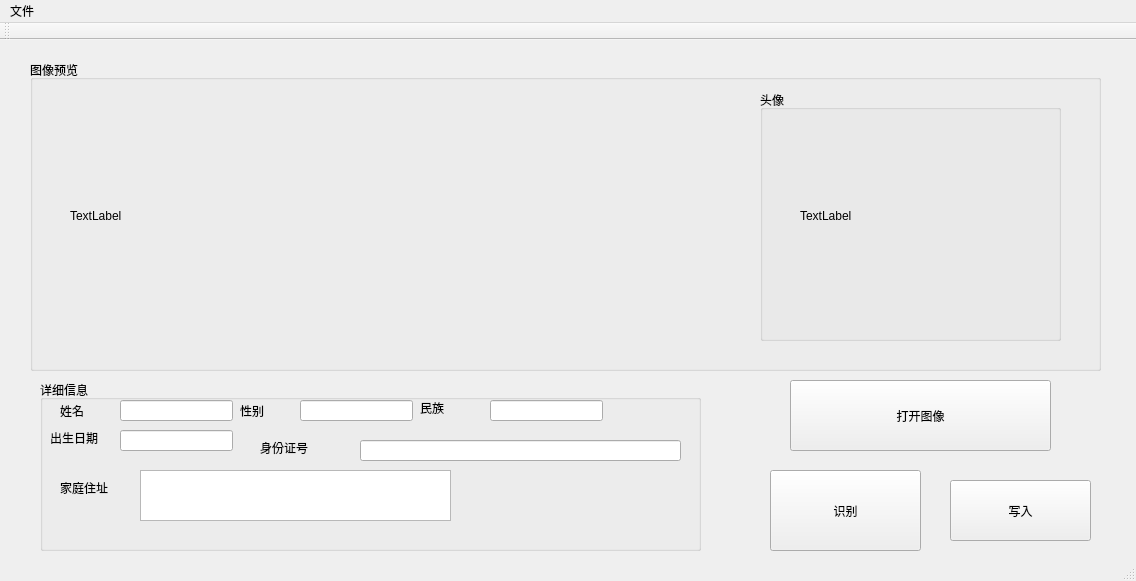
This is mainwindow.ui in worlddog/-idinfo as Qt 5 draws it before an edit. The edited form follows.
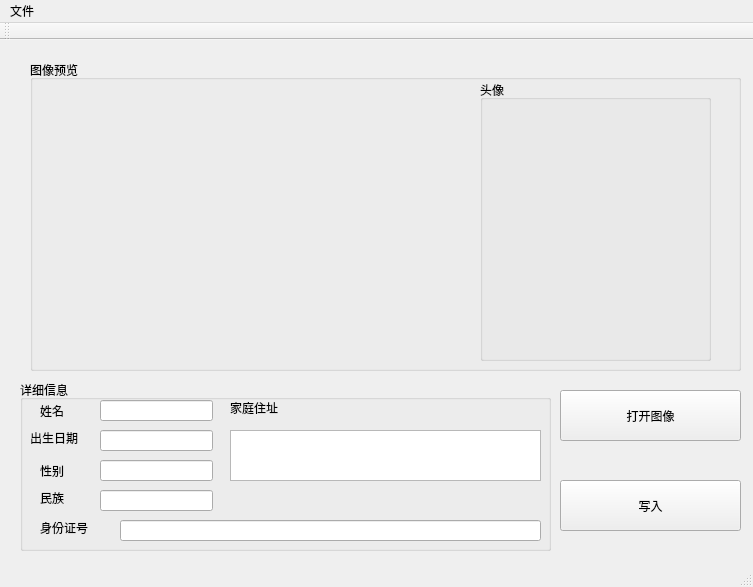
This is the edited form.

```diff
--- a/mainwindow.ui
+++ b/mainwindow.ui
@@ -6,8 +6,8 @@
    <rect>
     <x>0</x>
     <y>0</y>
-    <width>1136</width>
-    <height>581</height>
+    <width>753</width>
+    <height>587</height>
    </rect>
   </property>
   <property name="windowTitle">
@@ -19,7 +19,7 @@
      <rect>
       <x>30</x>
       <y>20</y>
-      <width>1071</width>
+      <width>711</width>
       <height>311</height>
      </rect>
     </property>
@@ -29,10 +29,10 @@
     <widget class="QGroupBox" name="groupBox_3">
      <property name="geometry">
       <rect>
-       <x>730</x>
-       <y>30</y>
-       <width>301</width>
-       <height>251</height>
+       <x>450</x>
+       <y>20</y>
+       <width>231</width>
+       <height>281</height>
       </rect>
      </property>
      <property name="title">
@@ -43,35 +43,35 @@
        <rect>
         <x>40</x>
         <y>30</y>
-        <width>241</width>
-        <height>191</height>
+        <width>179</width>
+        <height>221</height>
        </rect>
       </property>
       <property name="text">
-       <string>TextLabel</string>
+       <string/>
       </property>
      </widget>
     </widget>
     <widget class="QLabel" name="label">
      <property name="geometry">
       <rect>
-       <x>40</x>
-       <y>50</y>
-       <width>621</width>
-       <height>211</height>
+       <x>10</x>
+       <y>20</y>
+       <width>428</width>
+       <height>270</height>
       </rect>
      </property>
      <property name="text">
-      <string>TextLabel</string>
+      <string/>
      </property>
     </widget>
    </widget>
    <widget class="QGroupBox" name="groupBox_2">
     <property name="geometry">
      <rect>
-      <x>40</x>
+      <x>20</x>
       <y>340</y>
-      <width>661</width>
+      <width>531</width>
       <height>171</height>
      </rect>
     </property>
@@ -91,8 +91,8 @@
     <widget class="QLineEdit" name="sex_lineEdit">
      <property name="geometry">
       <rect>
-       <x>260</x>
-       <y>20</y>
+       <x>80</x>
+       <y>80</y>
        <width>113</width>
        <height>21</height>
       </rect>
@@ -101,8 +101,8 @@
     <widget class="QLineEdit" name="mz_lineEdit">
      <property name="geometry">
       <rect>
-       <x>450</x>
-       <y>20</y>
+       <x>80</x>
+       <y>110</y>
        <width>113</width>
        <height>21</height>
       </rect>
@@ -121,18 +121,18 @@
     <widget class="QLineEdit" name="number_lineEdit">
      <property name="geometry">
       <rect>
-       <x>320</x>
-       <y>60</y>
-       <width>321</width>
-       <height>21</height>
-      </rect>
-     </property>
-    </widget>
-    <widget class="QTextEdit" name="add_textEdit">
-     <property name="geometry">
-      <rect>
        <x>100</x>
-       <y>90</y>
+       <y>140</y>
+       <width>421</width>
+       <height>21</height>
+      </rect>
+     </property>
+    </widget>
+    <widget class="QTextEdit" name="add_textEdit">
+     <property name="geometry">
+      <rect>
+       <x>210</x>
+       <y>50</y>
        <width>311</width>
        <height>51</height>
       </rect>
@@ -154,8 +154,8 @@
     <widget class="QLabel" name="label_4">
      <property name="geometry">
       <rect>
-       <x>200</x>
-       <y>20</y>
+       <x>20</x>
+       <y>80</y>
        <width>51</width>
        <height>21</height>
       </rect>
@@ -167,8 +167,8 @@
     <widget class="QLabel" name="label_5">
      <property name="geometry">
       <rect>
-       <x>380</x>
-       <y>20</y>
+       <x>20</x>
+       <y>110</y>
        <width>72</width>
        <height>16</height>
       </rect>
@@ -193,8 +193,8 @@
     <widget class="QLabel" name="label_7">
      <property name="geometry">
       <rect>
-       <x>220</x>
-       <y>60</y>
+       <x>20</x>
+       <y>140</y>
        <width>72</width>
        <height>15</height>
       </rect>
@@ -206,8 +206,8 @@
     <widget class="QLabel" name="label_8">
      <property name="geometry">
       <rect>
-       <x>20</x>
-       <y>100</y>
+       <x>210</x>
+       <y>20</y>
        <width>72</width>
        <height>15</height>
       </rect>
@@ -220,10 +220,10 @@
    <widget class="QPushButton" name="pushButton">
     <property name="geometry">
      <rect>
-      <x>790</x>
-      <y>340</y>
-      <width>261</width>
-      <height>71</height>
+      <x>560</x>
+      <y>350</y>
+      <width>181</width>
+      <height>51</height>
      </rect>
     </property>
     <property name="text">
@@ -233,36 +233,23 @@
    <widget class="QPushButton" name="pushButton_2">
     <property name="geometry">
      <rect>
-      <x>950</x>
+      <x>560</x>
       <y>440</y>
-      <width>141</width>
-      <height>61</height>
+      <width>181</width>
+      <height>51</height>
      </rect>
     </property>
     <property name="text">
      <string>写入</string>
     </property>
    </widget>
-   <widget class="QPushButton" name="pushButton_3">
-    <property name="geometry">
-     <rect>
-      <x>770</x>
-      <y>430</y>
-      <width>151</width>
-      <height>81</height>
-     </rect>
-    </property>
-    <property name="text">
-     <string>识别</string>
-    </property>
-   </widget>
   </widget>
   <widget class="QMenuBar" name="menuBar">
    <property name="geometry">
     <rect>
      <x>0</x>
      <y>0</y>
-     <width>1136</width>
+     <width>753</width>
      <height>26</height>
     </rect>
    </property>
```
